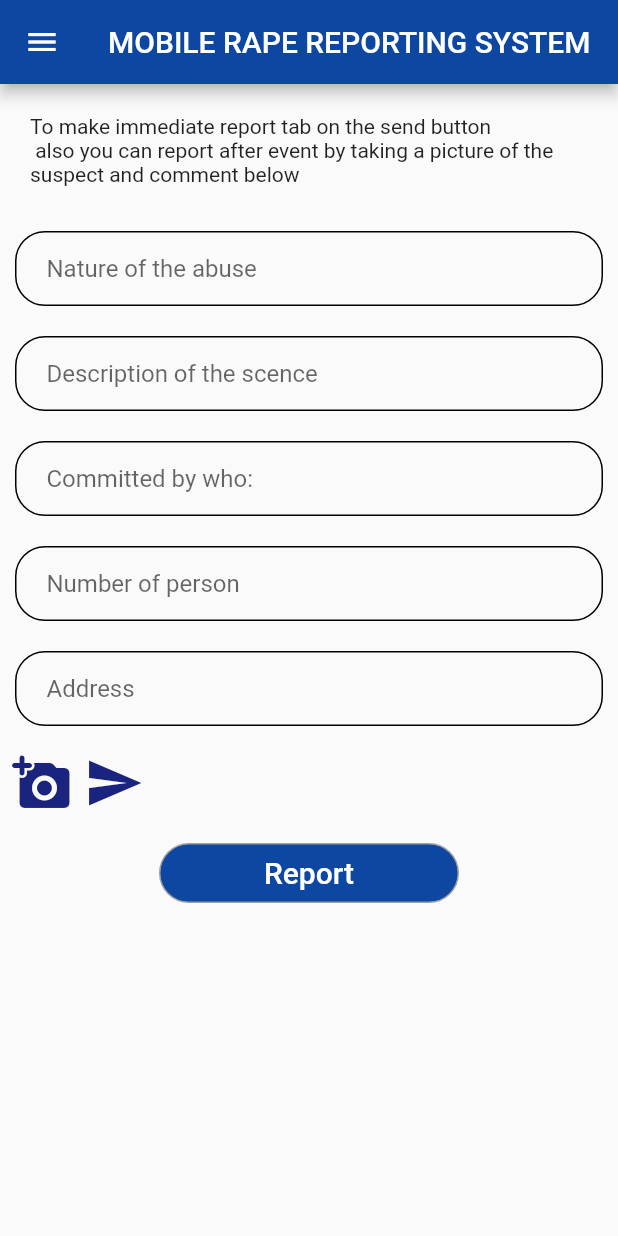
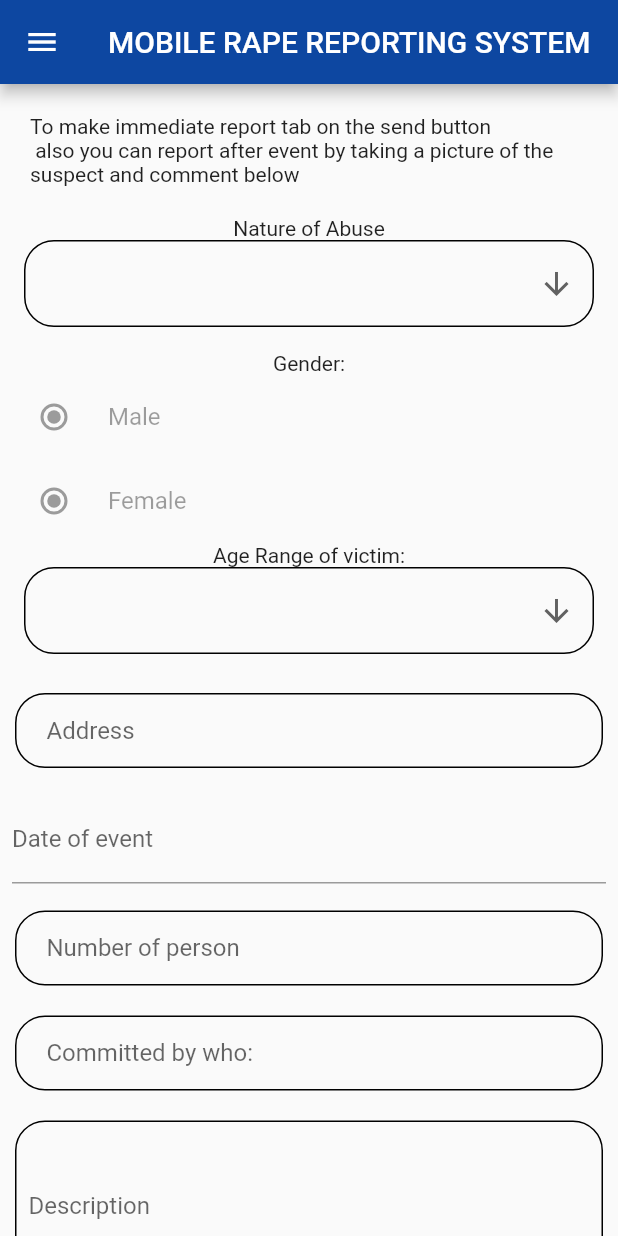
Before and after one commit to topetemi285/mobileChildAbuse, a Flutter app: the Report screen opened directly, on a phone screen of 412 x 824 dp. Run offline on Flutter 3.47's test engine with Material 2 defaults, Android fonts, the phone set to English and light mode, and no system bars; drawn by our look-alikes of date_time_picker; our stand-ins replace font_awesome_flutter, image_picker; network calls fail.

Commit message:
second commit

```diff
--- a/mobile_child_abusea_pp/lib/main.dart
+++ b/mobile_child_abusea_pp/lib/main.dart
@@ -1,7 +1,7 @@
 import 'package:flutter/cupertino.dart';
 import 'package:flutter/material.dart';
 import 'dart:async';
-import 'reportPages/aboutUsPage.dart';
+import 'reportPages/drawersFiles/aboutUsPage.dart';
 
 void main()=>runApp(MaterialApp(
   debugShowCheckedModeBanner: false,
--- a/mobile_child_abusea_pp/lib/reportPages/report.dart
+++ b/mobile_child_abusea_pp/lib/reportPages/report.dart
@@ -1,6 +1,9 @@
+import 'dart:ui';
+
 import 'package:flutter/material.dart';
+import 'package:date_time_picker/date_time_picker.dart';
 import 'package:image_picker/image_picker.dart';
-import  'drawer.dart';
+import  'drawersFiles/drawer.dart';
 import 'dart:io';
 class Report extends StatefulWidget {
   @override
@@ -8,14 +11,42 @@ class Report extends StatefulWidget {
 }
 
 class _ReportState extends State<Report> {
+  TextEditingController _nature = new TextEditingController();
+   TextEditingController _address = TextEditingController();
+   TextEditingController _description = TextEditingController();
+   TextEditingController _person =TextEditingController();
+   TextEditingController _doi =TextEditingController();
  File imageFile;
+ final picker = ImagePicker();
 
-//  openGallary() async{
-//    var picture = await ImagePicker.pickImage(source: ImageSource.gallery);
-//    this.setState(() {
-//      imageFile=picture;
-//    });
-//  }
+ openGallary() async{
+   var picture = await await picker.getImage(source: ImageSource.camera);
+   this.setState(() {
+     if (picker != null) {
+        imageFile = File(picture.path);
+      } else {
+        print('No image selected.');
+      }
+   });
+ }
+final types = ["Physical Abuse","Sexual Abuse","Emotional Abuse","Neglect Abuse"];
+final age = ["0-10","11-15","15-18"];
+String valuetypes;
+String ageValue;
+ DropdownMenuItem<String>buildMenuItem(String item)=>
+    DropdownMenuItem(
+      value: item,
+      child: Text(
+        item,
+       // style: TextStyle(fontWeight:FontWeight.bold,fontSize: 20 ),
+      ),);
+DropdownMenuItem<String>buildMenuAge(String age)=>
+    DropdownMenuItem(
+      value: age,
+      child: Text(
+        age,
+
+      ),);
 
   @override
   Widget build(BuildContext context) {
@@ -29,6 +60,7 @@ class _ReportState extends State<Report> {
         child: Column(
             mainAxisAlignment:MainAxisAlignment.start,
             children: <Widget>[
+
               Container(
                 padding: EdgeInsets.all(20.0),
                 child: Center(
@@ -36,7 +68,60 @@ class _ReportState extends State<Report> {
                   ),
                 ),
               ),
+              Text("Nature of Abuse"),
+              Container(
+                margin: EdgeInsets.only(left:16, right: 16, bottom: 16),
+                padding: EdgeInsets.symmetric(horizontal: 12, vertical: 4),
+                decoration: BoxDecoration(
 
+                  borderRadius: BorderRadius.circular(20),
+                  border: Border.all(width: 1)),
+                 child: DropdownButtonHideUnderline(
+                  child: DropdownButton<String>(
+                    value: valuetypes,
+                    isExpanded: true,
+                    icon: Icon(Icons.arrow_downward),
+                    items: types.map(buildMenuItem).toList(),
+                    onChanged: (value)=>
+                    setState(()=>
+                    this.valuetypes = value,
+                     )
+                    ),
+                ),
+              ),
+
+              Text("Gender:"),
+
+              RadioListTile(
+                 title:Text("Male"),
+                  ),
+              RadioListTile(
+                      title:Text("Female")
+                  ),
+
+
+
+              Text("Age Range of victim:"),
+              Container(
+                margin: EdgeInsets.only(left:16, right: 16, bottom: 16),
+                padding: EdgeInsets.symmetric(horizontal: 12, vertical: 4),
+                decoration: BoxDecoration(
+
+                  borderRadius: BorderRadius.circular(20),
+                  border: Border.all(width: 1)),
+                 child: DropdownButtonHideUnderline(
+                  child: DropdownButton<String>(
+                    value: ageValue,
+                    isExpanded: true,
+                    icon: Icon(Icons.arrow_downward),
+                    items: age.map(buildMenuAge).toList(),
+                    onChanged: (value)=>
+                    setState(()=>
+                    this.ageValue = value,
+                     )
+                    ),
+                ),
+              ),
               Padding(
                   padding:EdgeInsets.all(10),
                   child:Container(
@@ -49,10 +134,31 @@ class _ReportState extends State<Report> {
                           child:TextFormField(
                               decoration:InputDecoration(
                                 border: InputBorder.none,
-                                hintText:"Nature of the abuse",
+                                hintText:"Address",
                               )
                           )
                       )
+                  )
+              ),
+                          Padding(
+                              padding: EdgeInsets.all(8.0),
+                              child:DateTimePicker(
+                              initialValue: '',
+                              type: DateTimePickerType.date,
+                              dateLabelText: 'Date of event',
+                              firstDate: DateTime(2020),
+                              lastDate: DateTime.now().add(Duration(days: 365)),
+                              validator: (value){
+                                return null;
+                              },
+                              onChanged: (value){
+                                if(value.isNotEmpty){
+                                    setState((){
+                                      _doi = value as TextEditingController;
+                                  });
+                                }
+                              },
+
                             )
                           ),
               Padding(
@@ -67,12 +173,14 @@ class _ReportState extends State<Report> {
                           child:TextFormField(
                               decoration:InputDecoration(
                                 border: InputBorder.none,
-                                hintText:"Description of the scence",
+                                hintText:"Number of person",
                               )
                           )
                       )
                   )
               ),
+
+
               Padding(
                   padding:EdgeInsets.all(10),
                   child:Container(
@@ -98,35 +206,24 @@ class _ReportState extends State<Report> {
                       border:Border.all(color: Colors.black),
                       borderRadius:BorderRadius.circular(20),
                       ),
-                      child:Padding(
-                          padding:EdgeInsets.only(left:20),
-                          child:TextFormField(
-                              decoration:InputDecoration(
-                                border: InputBorder.none,
-                                hintText:"Number of person",
-                              )
-                          )
-                      )
-                  )
+                      child: Padding(
+                        padding: const EdgeInsets.all(8.0),
+                        child: TextFormField(
+                        controller: _description,
+                        maxLines: 3,
+                            // ignore: missing_return
+                        validator: (input){
+                            if(input.isEmpty)
+                                return 'Enter Description';
+                                   },
+
+                            decoration: InputDecoration(
+
+                              labelText: 'Description',
+                                  )      //onSaved: (input)=>_email=input,
                                   ),
-
-              Padding(
-                  padding:EdgeInsets.all(10),
-                  child:Container(
-                      decoration:BoxDecoration(
-                        border:Border.all(color: Colors.black),
-                        borderRadius:BorderRadius.circular(20),
                               ),
-                      child:Padding(
-                          padding:EdgeInsets.only(left:20),
-                          child:TextFormField(
-                              decoration:InputDecoration(
-                                border: InputBorder.none,
-                                hintText:"Address",
-                              )
-                          )
-                      )
-                  )
+                               ),
               ),
               Row(
                 children:[
@@ -136,12 +233,7 @@ class _ReportState extends State<Report> {
                         child: IconButton(
                             icon: Icon(Icons.add_a_photo_rounded, size: 40, color:Colors.indigo[900]),
                             onPressed: () {
-                              //openGallary();
-                              // Navigator.of(context).push(
-                              //   MaterialPageRoute(
-                              //     builder: (context) => CameraApp(),
-                              //   ),
-                              // );
+                              openGallary();
                             },
                         ),
                       ),
@@ -198,5 +290,6 @@ class _ReportState extends State<Report> {
 
       ),
     );
+
   }
 }
--- a/mobile_child_abusea_pp/pubspec.yaml
+++ b/mobile_child_abusea_pp/pubspec.yaml
@@ -25,6 +25,7 @@ dependencies:
     sdk: flutter
   image_picker: ^0.8.0+3
   font_awesome_flutter: ^8.2.0
+  date_time_picker: ^2.0.0
 
 
 
```
Also changed, not shown: mobile_child_abusea_pp/lib/authentication/registrationPage.dart (+4 -6 lines), mobile_child_abusea_pp/lib/reportPages/drawersFiles/aboutUsPage.dart (added, +94 -0 lines), mobile_child_abusea_pp/lib/reportPages/drawersFiles/drawer.dart (added, +147 -0 lines), mobile_child_abusea_pp/lib/reportPages/drawersFiles/notifications.dart (added, +16 -0 lines), mobile_child_abusea_pp/lib/reportPages/drawersFiles/profile.dart (added, +21 -0 lines), mobile_child_abusea_pp/lib/reportPages/drawersFiles/sent.dart (added, +16 -0 lines), mobile_child_abusea_pp/lib/reportPages/drawersFiles/welfare.dart (added, +16 -0 lines), mobile_child_abusea_pp/pubspec.lock. Lines whose indentation alone changed are shown as unchanged.
